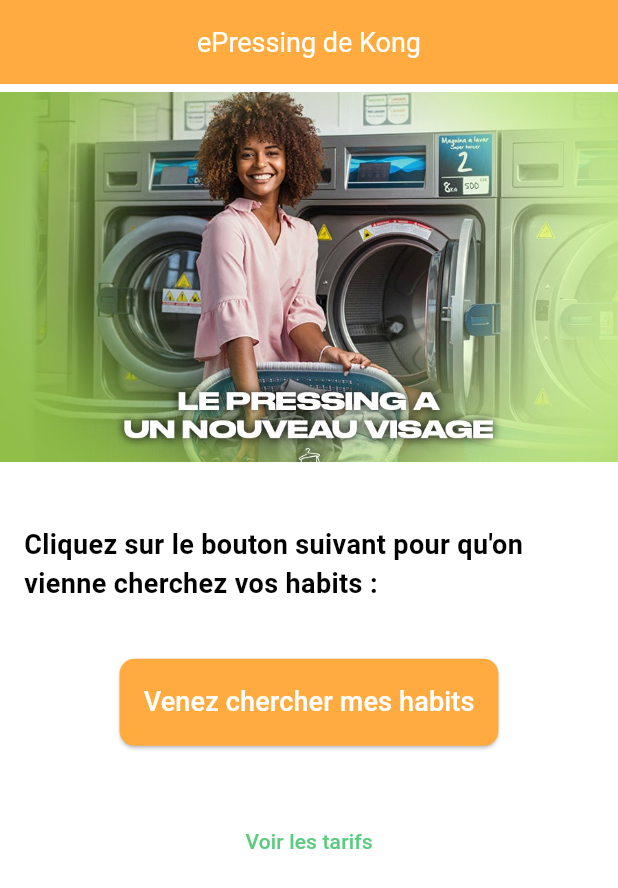
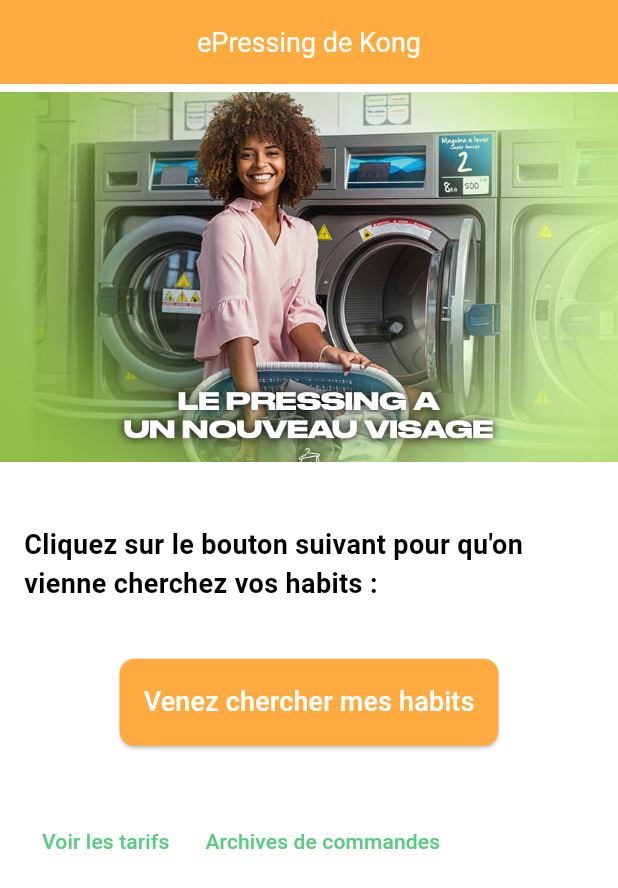
Before and after one commit to 7Berci/espace_kong_client, a Flutter app: the HomePressing screen opened directly, on a phone screen of 412 x 824 dp. Shown: the top 888 px of the screen. Run offline on Flutter 3.47's test engine with Material 3 defaults, Android fonts, the phone set to English and light mode, and no system bars; our stand-ins replace animated_theme_switcher, cloud_firestore, email_validator, firebase_auth, firebase_core, flick_video_player and 8 more; missing offline and left inert: cloud_firestore_web, firebase_auth_web, firebase_core_web, firebase_database_web; accounts and stored records are empty.

Commit message:
17/06/2025 à 18:45

```diff
--- a/lib/pressing_folder/home_pressing_screen.dart
+++ b/lib/pressing_folder/home_pressing_screen.dart
@@ -1,5 +1,6 @@
 import 'package:cloud_firestore/cloud_firestore.dart';
 import 'package:espace_kong/home_folder/tarifs.dart';
+import 'package:espace_kong/pressing_folder/archives.dart';
 import 'package:espace_kong/pressing_folder/demande_page.dart';
 import 'package:espace_kong/slider.dart';
 import 'package:firebase_auth/firebase_auth.dart';
@@ -108,13 +109,27 @@ class HomePressingView extends State<HomePressing> {
                   ),
                   const SizedBox(height: 40.0),
                   Center(
-                    child: TextButton(
+                    child: Row(
+                      children: [
+                        TextButton(
                           onPressed: () {
                             Navigator.of(context).push(
                               MaterialPageRoute(builder: (context) => Tarifs()),
                             );
                           },
                           child: Text("Voir les tarifs"),
+                        ),
+                        TextButton(
+                          onPressed: () {
+                            Navigator.of(context).push(
+                              MaterialPageRoute(
+                                builder: (context) => Archives(),
+                              ),
+                            );
+                          },
+                          child: Text("Archives de commandes"),
+                        ),
+                      ],
                     ),
                   ),
                 ],
```
Also changed, not shown: lib/pressing_folder/archives.dart (added, +65 -0 lines). Lines whose indentation alone changed are shown as unchanged.
